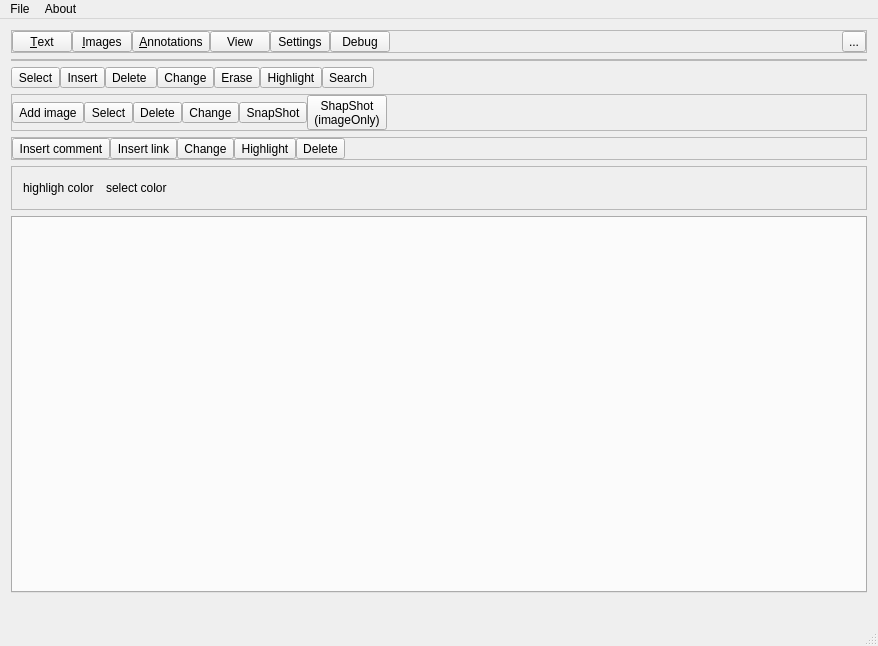
This is pdfgui.ui in caronnee/pdfeditor as Qt 5 draws it before an edit. The edited form follows.
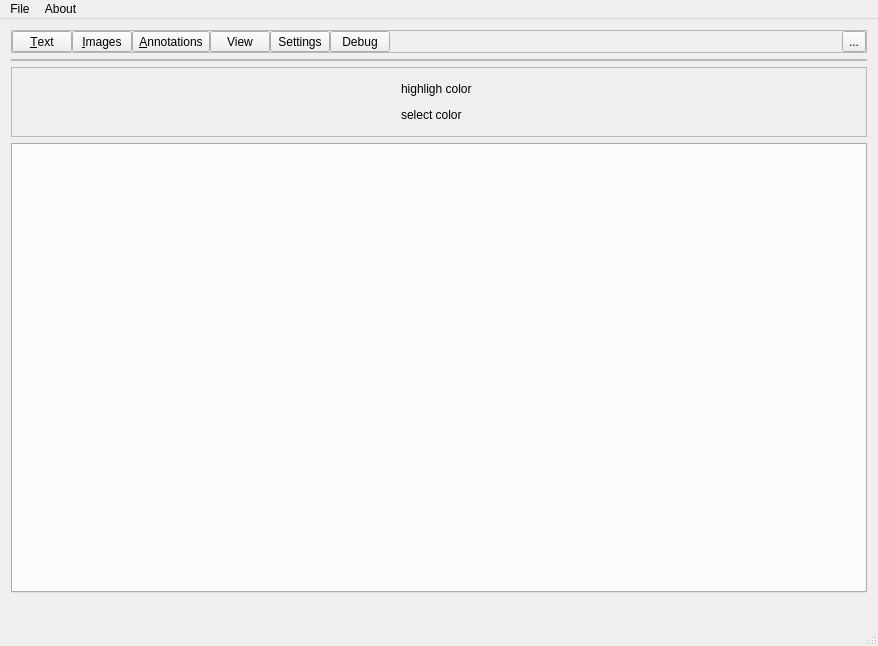
This is the edited form. Icons and pictures are not drawn. Custom widgets are drawn as their Qt base class.

Commit message: detached tools

Patch:
```diff
--- a/pdfgui.ui
+++ b/pdfgui.ui
@@ -20,7 +20,7 @@
    <bool>true</bool>
   </property>
   <property name="windowTitle">
-   <string>Pdf editor v1.20</string>
+   <string>Pdf editor v1.21</string>
   </property>
   <property name="windowOpacity">
    <double>1.000000000000000</double>
@@ -212,9 +212,6 @@
          <property name="toolButtonStyle">
           <enum>Qt::ToolButtonTextUnderIcon</enum>
          </property>
-         <attribute name="buttonGroup">
-          <string>mainGroup</string>
-         </attribute>
         </widget>
        </item>
        <item>
@@ -317,589 +314,6 @@
       </layout>
      </widget>
     </item>
-    <item>
-     <widget class="QFrame" name="textFrame">
-      <property name="contextMenuPolicy">
-       <enum>Qt::NoContextMenu</enum>
-      </property>
-      <property name="toolTip">
-       <string>Panel with text tools</string>
-      </property>
-      <layout class="QHBoxLayout" name="textLayout">
-       <property name="spacing">
-        <number>0</number>
-       </property>
-       <property name="margin">
-        <number>0</number>
-       </property>
-       <item>
-        <widget class="QToolButton" name="selectTextButton">
-         <property name="toolTip">
-          <string>select text</string>
-         </property>
-         <property name="text">
-          <string>Select</string>
-         </property>
-         <property name="icon">
-          <iconset resource="pdf.qrc">
-           <normaloff>:/images/hand.png</normaloff>:/images/hand.png</iconset>
-         </property>
-         <property name="iconSize">
-          <size>
-           <width>32</width>
-           <height>32</height>
-          </size>
-         </property>
-         <property name="checkable">
-          <bool>true</bool>
-         </property>
-         <property name="checked">
-          <bool>false</bool>
-         </property>
-         <property name="toolButtonStyle">
-          <enum>Qt::ToolButtonTextUnderIcon</enum>
-         </property>
-         <attribute name="buttonGroup">
-          <string>subGroup</string>
-         </attribute>
-        </widget>
-       </item>
-       <item>
-        <widget class="QToolButton" name="insertTextButton">
-         <property name="toolTip">
-          <string>insert text</string>
-         </property>
-         <property name="text">
-          <string>Insert</string>
-         </property>
-         <property name="icon">
-          <iconset resource="pdf.qrc">
-           <normaloff>:/images/insert_text.png</normaloff>:/images/insert_text.png</iconset>
-         </property>
-         <property name="iconSize">
-          <size>
-           <width>32</width>
-           <height>32</height>
-          </size>
-         </property>
-         <property name="checkable">
-          <bool>true</bool>
-         </property>
-         <property name="toolButtonStyle">
-          <enum>Qt::ToolButtonTextUnderIcon</enum>
-         </property>
-         <attribute name="buttonGroup">
-          <string>subGroup</string>
-         </attribute>
-        </widget>
-       </item>
-       <item>
-        <widget class="QToolButton" name="deleteButton">
-         <property name="toolTip">
-          <string>delete text (leaves no empty space)</string>
-         </property>
-         <property name="text">
-          <string>Delete </string>
-         </property>
-         <property name="icon">
-          <iconset resource="pdf.qrc">
-           <normaloff>:/images/DeleteText.png</normaloff>:/images/DeleteText.png</iconset>
-         </property>
-         <property name="iconSize">
-          <size>
-           <width>32</width>
-           <height>32</height>
-          </size>
-         </property>
-         <property name="toolButtonStyle">
-          <enum>Qt::ToolButtonTextUnderIcon</enum>
-         </property>
-         <attribute name="buttonGroup">
-          <string>subGroup</string>
-         </attribute>
-        </widget>
-       </item>
-       <item>
-        <widget class="QToolButton" name="changeButton">
-         <property name="toolTip">
-          <string>change text</string>
-         </property>
-         <property name="text">
-          <string>Change</string>
-         </property>
-         <property name="icon">
-          <iconset resource="pdf.qrc">
-           <normaloff>:/images/change.png</normaloff>:/images/change.png</iconset>
-         </property>
-         <property name="iconSize">
-          <size>
-           <width>32</width>
-           <height>32</height>
-          </size>
-         </property>
-         <property name="toolButtonStyle">
-          <enum>Qt::ToolButtonTextUnderIcon</enum>
-         </property>
-         <attribute name="buttonGroup">
-          <string>subGroup</string>
-         </attribute>
-        </widget>
-       </item>
-       <item>
-        <widget class="QToolButton" name="eraseButton">
-         <property name="toolTip">
-          <string>replace text with blank space</string>
-         </property>
-         <property name="text">
-          <string>Erase</string>
-         </property>
-         <property name="icon">
-          <iconset resource="pdf.qrc">
-           <normaloff>:/images/eraseText.png</normaloff>:/images/eraseText.png</iconset>
-         </property>
-         <property name="iconSize">
-          <size>
-           <width>32</width>
-           <height>32</height>
-          </size>
-         </property>
-         <property name="toolButtonStyle">
-          <enum>Qt::ToolButtonTextUnderIcon</enum>
-         </property>
-         <attribute name="buttonGroup">
-          <string>subGroup</string>
-         </attribute>
-        </widget>
-       </item>
-       <item>
-        <widget class="QToolButton" name="highlightButton">
-         <property name="toolTip">
-          <string>highlight text</string>
-         </property>
-         <property name="text">
-          <string>Highlight</string>
-         </property>
-         <property name="icon">
-          <iconset resource="pdf.qrc">
-           <normaloff>:/images/highlight.png</normaloff>:/images/highlight.png</iconset>
-         </property>
-         <property name="iconSize">
-          <size>
-           <width>32</width>
-           <height>32</height>
-          </size>
-         </property>
-         <property name="toolButtonStyle">
-          <enum>Qt::ToolButtonTextUnderIcon</enum>
-         </property>
-         <attribute name="buttonGroup">
-          <string>subGroup</string>
-         </attribute>
-        </widget>
-       </item>
-       <item>
-        <widget class="QToolButton" name="searchButton">
-         <property name="text">
-          <string>Search</string>
-         </property>
-         <property name="icon">
-          <iconset resource="pdf.qrc">
-           <normaloff>:/images/search.png</normaloff>:/images/search.png</iconset>
-         </property>
-         <property name="iconSize">
-          <size>
-           <width>32</width>
-           <height>32</height>
-          </size>
-         </property>
-         <property name="toolButtonStyle">
-          <enum>Qt::ToolButtonTextUnderIcon</enum>
-         </property>
-        </widget>
-       </item>
-       <item>
-        <spacer name="horizontalSpacer_2">
-         <property name="orientation">
-          <enum>Qt::Horizontal</enum>
-         </property>
-         <property name="sizeHint" stdset="0">
-          <size>
-           <width>40</width>
-           <height>20</height>
-          </size>
-         </property>
-        </spacer>
-       </item>
-      </layout>
-     </widget>
-    </item>
-    <item>
-     <widget class="QFrame" name="imageFrame">
-      <property name="frameShape">
-       <enum>QFrame::StyledPanel</enum>
-      </property>
-      <property name="frameShadow">
-       <enum>QFrame::Raised</enum>
-      </property>
-      <layout class="QHBoxLayout" name="imageLayout">
-       <property name="spacing">
-        <number>0</number>
-       </property>
-       <property name="margin">
-        <number>0</number>
-       </property>
-       <item>
-        <widget class="QToolButton" name="insertImageButton">
-         <property name="toolTip">
-          <string>Insert inline image</string>
-         </property>
-         <property name="text">
-          <string>Add image</string>
-         </property>
-         <property name="icon">
-          <iconset resource="pdf.qrc">
-           <normaloff>:/images/addImage.png</normaloff>:/images/addImage.png</iconset>
-         </property>
-         <property name="iconSize">
-          <size>
-           <width>32</width>
-           <height>32</height>
-          </size>
-         </property>
-         <property name="checkable">
-          <bool>true</bool>
-         </property>
-         <property name="toolButtonStyle">
-          <enum>Qt::ToolButtonTextUnderIcon</enum>
-         </property>
-         <attribute name="buttonGroup">
-          <string>subGroup</string>
-         </attribute>
-        </widget>
-       </item>
-       <item>
-        <widget class="QToolButton" name="selectImageButton">
-         <property name="toolTip">
-          <string>select inline image</string>
-         </property>
-         <property name="text">
-          <string>Select</string>
-         </property>
-         <property name="icon">
-          <iconset resource="pdf.qrc">
-           <normaloff>:/images/hand.png</normaloff>:/images/hand.png</iconset>
-         </property>
-         <property name="iconSize">
-          <size>
-           <width>32</width>
-           <height>32</height>
-          </size>
-         </property>
-         <property name="checkable">
-          <bool>true</bool>
-         </property>
-         <property name="toolButtonStyle">
-          <enum>Qt::ToolButtonTextUnderIcon</enum>
-         </property>
-         <attribute name="buttonGroup">
-          <string>subGroup</string>
-         </attribute>
-        </widget>
-       </item>
-       <item>
-        <widget class="QToolButton" name="deleteImageButton">
-         <property name="toolTip">
-          <string>delete inline image</string>
-         </property>
-         <property name="text">
-          <string>Delete</string>
-         </property>
-         <property name="icon">
-          <iconset resource="pdf.qrc">
-           <normaloff>:/images/DeleteText.png</normaloff>:/images/DeleteText.png</iconset>
-         </property>
-         <property name="iconSize">
-          <size>
-           <width>32</width>
-           <height>32</height>
-          </size>
-         </property>
-         <property name="toolButtonStyle">
-          <enum>Qt::ToolButtonTextUnderIcon</enum>
-         </property>
-        </widget>
-       </item>
-       <item>
-        <widget class="QToolButton" name="changeImageButton">
-         <property name="toolTip">
-          <string>change inline image</string>
-         </property>
-         <property name="text">
-          <string>Change</string>
-         </property>
-         <property name="icon">
-          <iconset resource="pdf.qrc">
-           <normaloff>:/images/change.png</normaloff>:/images/change.png</iconset>
-         </property>
-         <property name="iconSize">
-          <size>
-           <width>32</width>
-           <height>32</height>
-          </size>
-         </property>
-         <property name="toolButtonStyle">
-          <enum>Qt::ToolButtonTextUnderIcon</enum>
-         </property>
-        </widget>
-       </item>
-       <item>
-        <widget class="QToolButton" name="imagePartButton">
-         <property name="toolTip">
-          <string>extract part of pdf as image</string>
-         </property>
-         <property name="text">
-          <string>SnapShot</string>
-         </property>
-         <property name="icon">
-          <iconset resource="pdf.qrc">
-           <normaloff>:/images/snapshot.png</normaloff>:/images/snapshot.png</iconset>
-         </property>
-         <property name="iconSize">
-          <size>
-           <width>32</width>
-           <height>32</height>
-          </size>
-         </property>
-         <property name="checkable">
-          <bool>true</bool>
-         </property>
-         <property name="toolButtonStyle">
-          <enum>Qt::ToolButtonTextUnderIcon</enum>
-         </property>
-         <attribute name="buttonGroup">
-          <string>subGroup</string>
-         </attribute>
-        </widget>
-       </item>
-       <item>
-        <widget class="QToolButton" name="extractButton">
-         <property name="toolTip">
-          <string>extract inline image</string>
-         </property>
-         <property name="text">
-          <string>ShapShot
-(imageOnly)</string>
-         </property>
-         <property name="icon">
-          <iconset resource="pdf.qrc">
-           <normaloff>:/images/snapshot.png</normaloff>:/images/snapshot.png</iconset>
-         </property>
-         <property name="iconSize">
-          <size>
-           <width>32</width>
-           <height>16</height>
-          </size>
-         </property>
-         <property name="checkable">
-          <bool>true</bool>
-         </property>
-         <property name="toolButtonStyle">
-          <enum>Qt::ToolButtonTextUnderIcon</enum>
-         </property>
-         <attribute name="buttonGroup">
-          <string>subGroup</string>
-         </attribute>
-        </widget>
-       </item>
-       <item>
-        <spacer name="horizontalSpacer">
-         <property name="orientation">
-          <enum>Qt::Horizontal</enum>
-         </property>
-         <property name="sizeHint" stdset="0">
-          <size>
-           <width>40</width>
-           <height>20</height>
-          </size>
-         </property>
-        </spacer>
-       </item>
-      </layout>
-     </widget>
-    </item>
-    <item>
-     <widget class="QFrame" name="annotationFrame">
-      <property name="frameShape">
-       <enum>QFrame::StyledPanel</enum>
-      </property>
-      <property name="frameShadow">
-       <enum>QFrame::Raised</enum>
-      </property>
-      <layout class="QHBoxLayout" name="annotationLayout">
-       <property name="spacing">
-        <number>0</number>
-       </property>
-       <property name="margin">
-        <number>0</number>
-       </property>
-       <item>
-        <widget class="QToolButton" name="insertAnotation">
-         <property name="toolTip">
-          <string>insert text annotation</string>
-         </property>
-         <property name="text">
-          <string>Insert comment</string>
-         </property>
-         <property name="icon">
-          <iconset resource="pdf.qrc">
-           <normaloff>:/images/addComment.png</normaloff>:/images/addComment.png</iconset>
-         </property>
-         <property name="iconSize">
-          <size>
-           <width>32</width>
-           <height>32</height>
-          </size>
-         </property>
-         <property name="checkable">
-          <bool>true</bool>
-         </property>
-         <property name="toolButtonStyle">
-          <enum>Qt::ToolButtonTextUnderIcon</enum>
-         </property>
-         <attribute name="buttonGroup">
-          <string>subGroup</string>
-         </attribute>
-        </widget>
-       </item>
-       <item>
-        <widget class="QToolButton" name="linkAnnotation">
-         <property name="toolTip">
-          <string>insert link annotation</string>
-         </property>
-         <property name="text">
-          <string>Insert link</string>
-         </property>
-         <property name="icon">
-          <iconset resource="pdf.qrc">
-           <normaloff>:/images/addLink.png</normaloff>:/images/addLink.png</iconset>
-         </property>
-         <property name="iconSize">
-          <size>
-           <width>32</width>
-           <height>32</height>
-          </size>
-         </property>
-         <property name="checkable">
-          <bool>true</bool>
-         </property>
-         <property name="toolButtonStyle">
-          <enum>Qt::ToolButtonTextUnderIcon</enum>
-         </property>
-         <attribute name="buttonGroup">
-          <string>subGroup</string>
-         </attribute>
-        </widget>
-       </item>
-       <item>
-        <widget class="QToolButton" name="changeAnnotationButton">
-         <property name="toolTip">
-          <string>click &amp; change annotation</string>
-         </property>
-         <property name="text">
-          <string>Change</string>
-         </property>
-         <property name="icon">
-          <iconset resource="pdf.qrc">
-           <normaloff>:/images/change.png</normaloff>:/images/change.png</iconset>
-         </property>
-         <property name="iconSize">
-          <size>
-           <width>32</width>
-           <height>32</height>
-          </size>
-         </property>
-         <property name="checkable">
-          <bool>true</bool>
-         </property>
-         <property name="toolButtonStyle">
-          <enum>Qt::ToolButtonTextUnderIcon</enum>
-         </property>
-         <attribute name="buttonGroup">
-          <string>subGroup</string>
-         </attribute>
-        </widget>
-       </item>
-       <item>
-        <widget class="QToolButton" name="highlightButton_2">
-         <property name="toolTip">
-          <string>insert highlight annotation</string>
-         </property>
-         <property name="text">
-          <string>Highlight</string>
-         </property>
-         <property name="icon">
-          <iconset resource="pdf.qrc">
-           <normaloff>:/images/highlight.png</normaloff>:/images/highlight.png</iconset>
-         </property>
-         <property name="iconSize">
-          <size>
-           <width>32</width>
-           <height>32</height>
-          </size>
-         </property>
-         <property name="toolButtonStyle">
-          <enum>Qt::ToolButtonTextUnderIcon</enum>
-         </property>
-         <attribute name="buttonGroup">
-          <string>subGroup</string>
-         </attribute>
-        </widget>
-       </item>
-       <item>
-        <widget class="QToolButton" name="delAnnotation">
-         <property name="toolTip">
-          <string>delete annotation</string>
-         </property>
-         <property name="text">
-          <string>Delete</string>
-         </property>
-         <property name="icon">
-          <iconset resource="pdf.qrc">
-           <normaloff>:/images/DeleteText.png</normaloff>:/images/DeleteText.png</iconset>
-         </property>
-         <property name="iconSize">
-          <size>
-           <width>32</width>
-           <height>32</height>
-          </size>
-         </property>
-         <property name="checkable">
-          <bool>true</bool>
-         </property>
-         <property name="toolButtonStyle">
-          <enum>Qt::ToolButtonTextUnderIcon</enum>
-         </property>
-         <attribute name="buttonGroup">
-          <string>subGroup</string>
-         </attribute>
-        </widget>
-       </item>
-       <item>
-        <spacer name="horizontalSpacer_5">
-         <property name="orientation">
-          <enum>Qt::Horizontal</enum>
-         </property>
-         <property name="sizeHint" stdset="0">
-          <size>
-           <width>40</width>
-           <height>20</height>
-          </size>
-         </property>
-        </spacer>
-       </item>
-      </layout>
-     </widget>
-    </item>
     <item>
      <widget class="QFrame" name="settingFrame">
       <property name="frameShape">
@@ -908,28 +322,64 @@
       <property name="frameShadow">
        <enum>QFrame::Raised</enum>
       </property>
-      <layout class="QHBoxLayout" name="horizontalLayout_5">
-       <item>
+      <layout class="QGridLayout" name="gridLayout">
+       <item row="0" column="1">
         <widget class="QLabel" name="label">
          <property name="text">
           <string>highligh color</string>
          </property>
         </widget>
        </item>
-       <item>
+       <item row="0" column="3">
         <widget class="ColorPicker" name="hcolor" native="true"/>
        </item>
-       <item>
+       <item row="3" column="1">
         <widget class="QLabel" name="label_2">
          <property name="text">
           <string>select color</string>
          </property>
         </widget>
        </item>
-       <item>
-        <widget class="ColorPicker" name="color" native="true"/>
+       <item row="3" column="0">
+        <spacer name="horizontalSpacer_3">
+         <property name="orientation">
+          <enum>Qt::Horizontal</enum>
+         </property>
+         <property name="sizeHint" stdset="0">
+          <size>
+           <width>40</width>
+           <height>20</height>
+          </size>
+         </property>
+        </spacer>
        </item>
-       <item>
+       <item row="0" column="0">
+        <spacer name="horizontalSpacer_6">
+         <property name="orientation">
+          <enum>Qt::Horizontal</enum>
+         </property>
+         <property name="sizeHint" stdset="0">
+          <size>
+           <width>40</width>
+           <height>20</height>
+          </size>
+         </property>
+        </spacer>
+       </item>
+       <item row="0" column="4">
+        <spacer name="horizontalSpacer_8">
+         <property name="orientation">
+          <enum>Qt::Horizontal</enum>
+         </property>
+         <property name="sizeHint" stdset="0">
+          <size>
+           <width>40</width>
+           <height>20</height>
+          </size>
+         </property>
+        </spacer>
+       </item>
+       <item row="3" column="4">
         <spacer name="horizontalSpacer_7">
          <property name="orientation">
           <enum>Qt::Horizontal</enum>
@@ -942,6 +392,9 @@
          </property>
         </spacer>
        </item>
+       <item row="3" column="3">
+        <widget class="ColorPicker" name="color" native="true"/>
+       </item>
       </layout>
      </widget>
     </item>
```
Left out of the diff: 64 changed lines with no effect on the pictures. The commit also changes 14 other files.
